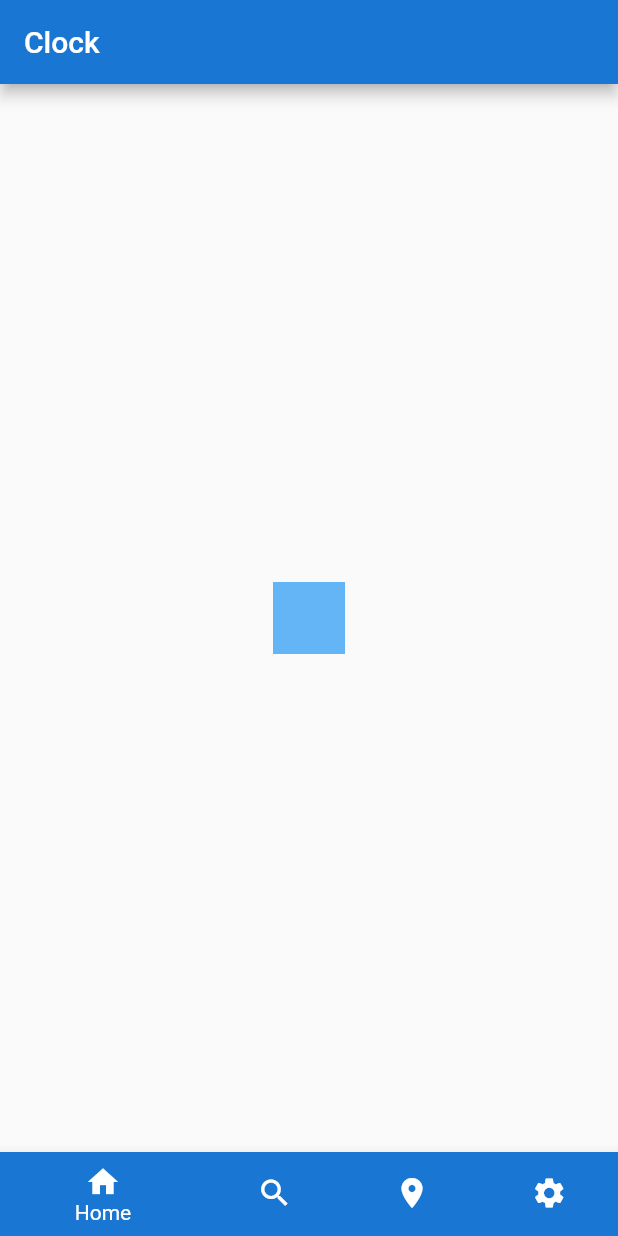
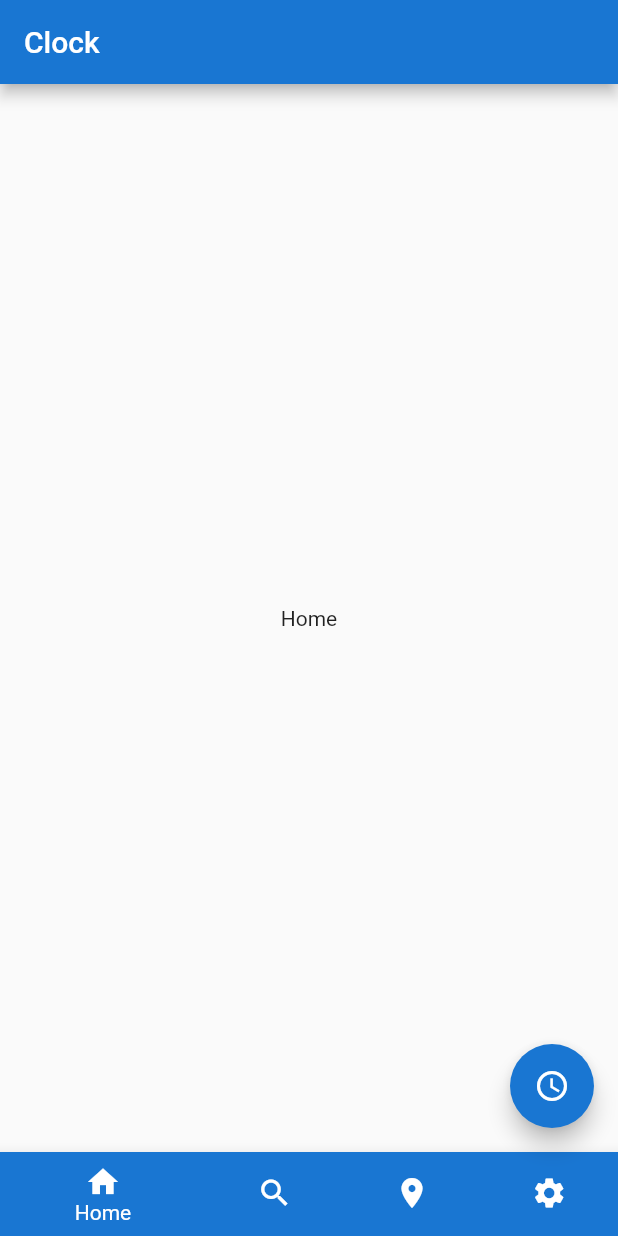
Before and after one commit to Pils36/flutter_timezone, a Flutter app: the screen it shows after launch, on a phone screen of 412 x 824 dp. Run offline on Flutter 3.47's test engine with Material 2 defaults, Android fonts, the phone set to English and light mode, and no system bars.

Commit message:
commit changes

```diff
--- a/lib/main.dart
+++ b/lib/main.dart
@@ -12,6 +12,8 @@ class MyApp extends StatelessWidget {
     return MaterialApp(
       title: 'Clock',
       home: Home(),
+      debugShowCheckedModeBanner: false,
+      theme: new ThemeData(primarySwatch: Colors.blue),
     );
   }
 }
@@ -26,36 +28,16 @@ class _HomeState extends State<Home> {
 
   final tabs = [
     Center(
-      child: Container(
-        margin: const EdgeInsets.all(10.0),
-        color: Colors.blue[300],
-        width: 48.0,
-        height: 48.0,
-      ),
+      child: Text('Home'),
     ),
     Center(
-      child: Container(
-        margin: const EdgeInsets.all(10.0),
-        color: Colors.blue[300],
-        width: 48.0,
-        height: 48.0,
-      ),
+      child: Text('Search'),
     ),
     Center(
-      child: Container(
-        margin: const EdgeInsets.all(10.0),
-        color: Colors.blue[300],
-        width: 48.0,
-        height: 48.0,
-      ),
+      child: Text('Location'),
     ),
     Center(
-      child: Container(
-        margin: const EdgeInsets.all(10.0),
-        color: Colors.blue[300],
-        width: 48.0,
-        height: 48.0,
-      ),
+      child: Text('Settings'),
     ),
   ];
 
@@ -67,7 +49,12 @@ class _HomeState extends State<Home> {
         centerTitle: false,
         backgroundColor: Colors.blue[700],
       ),
-      body: tabs[_currentIndex],
+      body: SafeArea(child: tabs[_currentIndex]),
+      floatingActionButton: FloatingActionButton(
+        onPressed: () {},
+        child: Icon(Icons.access_time),
+        backgroundColor: Colors.blue[700],
+      ),
       bottomNavigationBar: BottomNavigationBar(
         currentIndex: _currentIndex,
         items: [
@@ -97,3 +84,24 @@ class _HomeState extends State<Home> {
     );
   }
 }
+
+class DrawCircle extends CustomPainter {
+  Paint _paint;
+
+  DrawCircle() {
+    _paint = Paint()
+      ..color = Colors.blue[700]
+      ..strokeWidth = 10.0
+      ..style = PaintingStyle.fill;
+  }
+
+  @override
+  void paint(Canvas canvas, Size size) {
+    canvas.drawCircle(Offset(0.0, 0.0), 40.0, _paint);
+  }
+
+  @override
+  bool shouldRepaint(CustomPainter oldDelegate) {
+    return false;
+  }
+}
```
